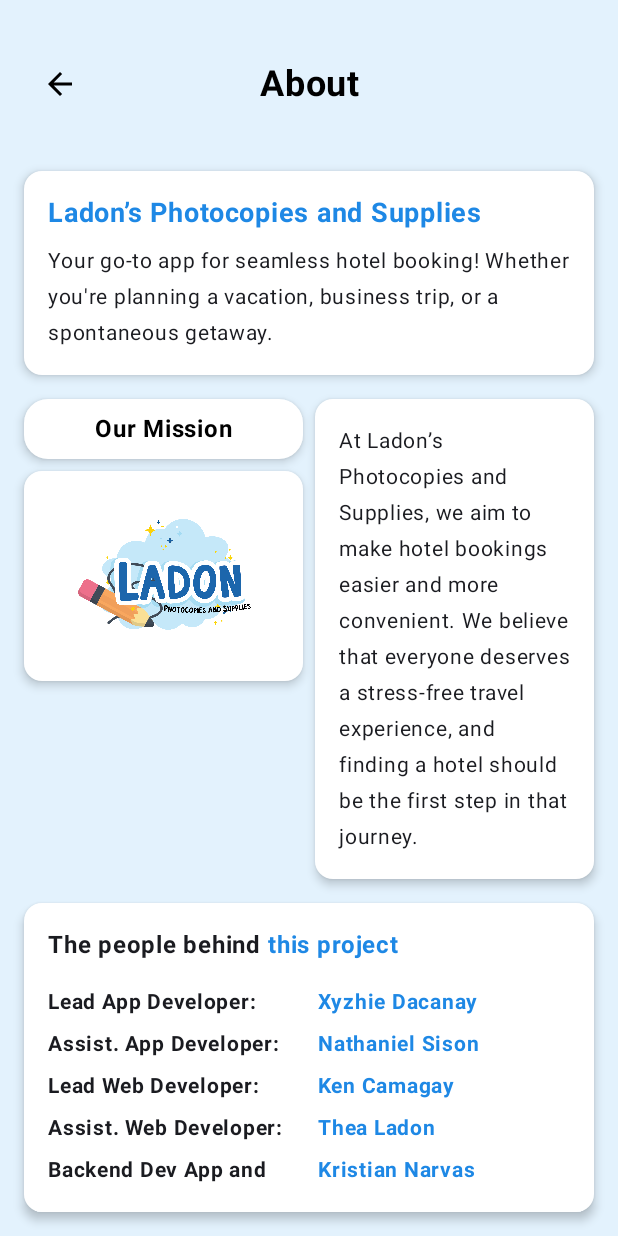
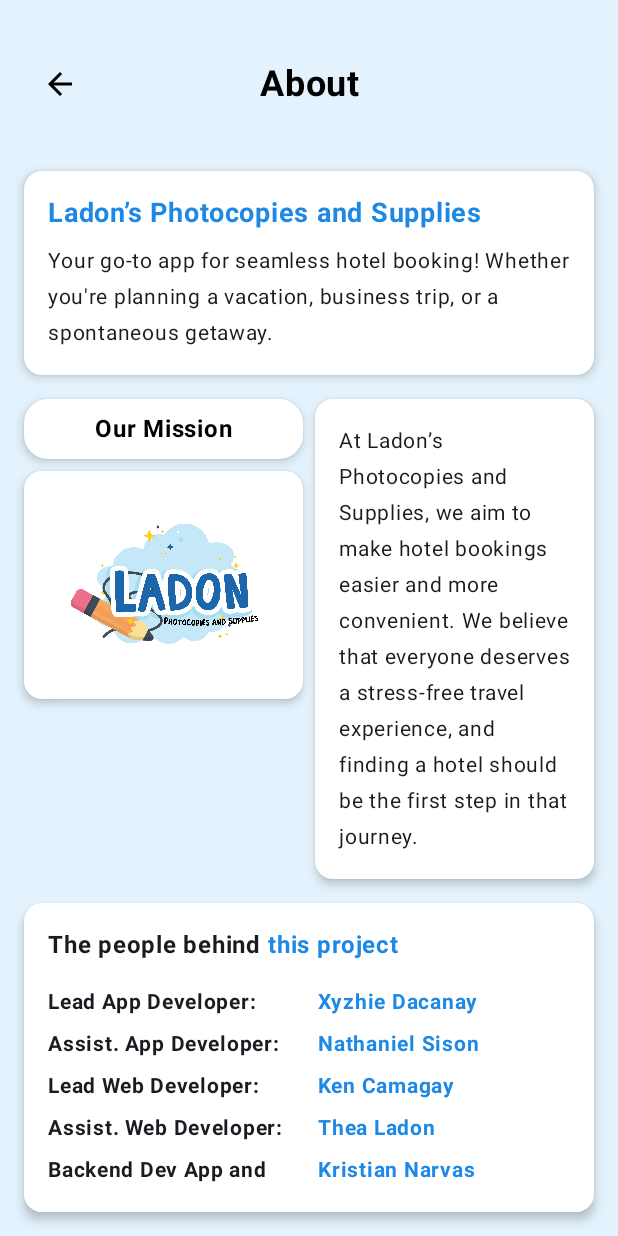
Before and after one commit to Xyzhie-Dacanay/ladon-supplies-app, an Android app built with Jetpack Compose: the AboutScreen screen opened through its navigation route, on a phone screen of 412 x 824 dp. Run offline under Robolectric (Android 15) with nearby library versions, the phone set to English and light mode, and no system bars; 1 statement that could not run was skipped.

Commit message:
git add . git commit -m "profile screens" git push

```diff
--- a/app/src/main/java/com/dacanay_xyzhie_f/dacanay/ladon_app/screens/profile/AboutScreen.kt
+++ b/app/src/main/java/com/dacanay_xyzhie_f/dacanay/ladon_app/screens/profile/AboutScreen.kt
@@ -25,7 +25,7 @@ import com.dacanay_xyzhie_f.dacanay.ladon_app.R
 @Composable
 fun AboutScreen(
     navController: NavController,
-    topMargin: Dp = 50.dp,  // Adjustable Top Margin
+    topMargin: Dp = 100.dp,  // Adjustable Top Margin
     bottomMargin: Dp = 4.dp // Adjustable Bottom Margin
 ) {
     Column(
@@ -124,7 +124,7 @@ fun AboutScreen(
                         painter = painterResource(id = R.drawable.primary),
                         contentDescription = "Ladon Logo",
                         modifier = Modifier
-                            .size(140.dp)
+                            .size(152.dp)
                             .align(Alignment.CenterHorizontally)
                     )
                 }
```
